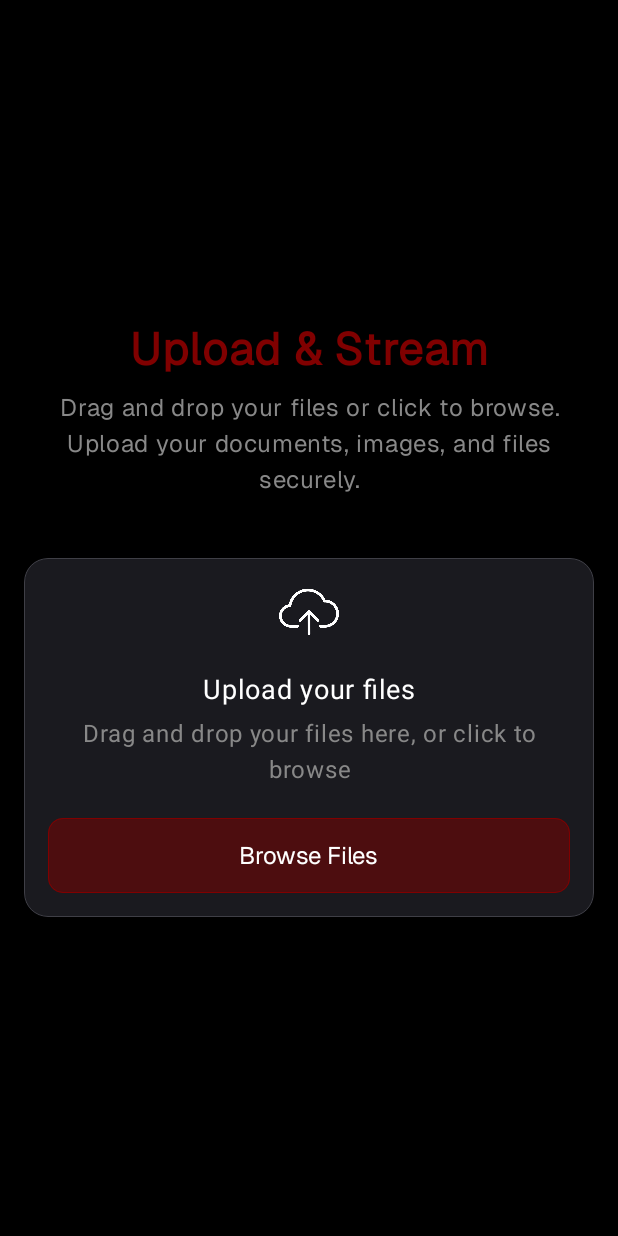
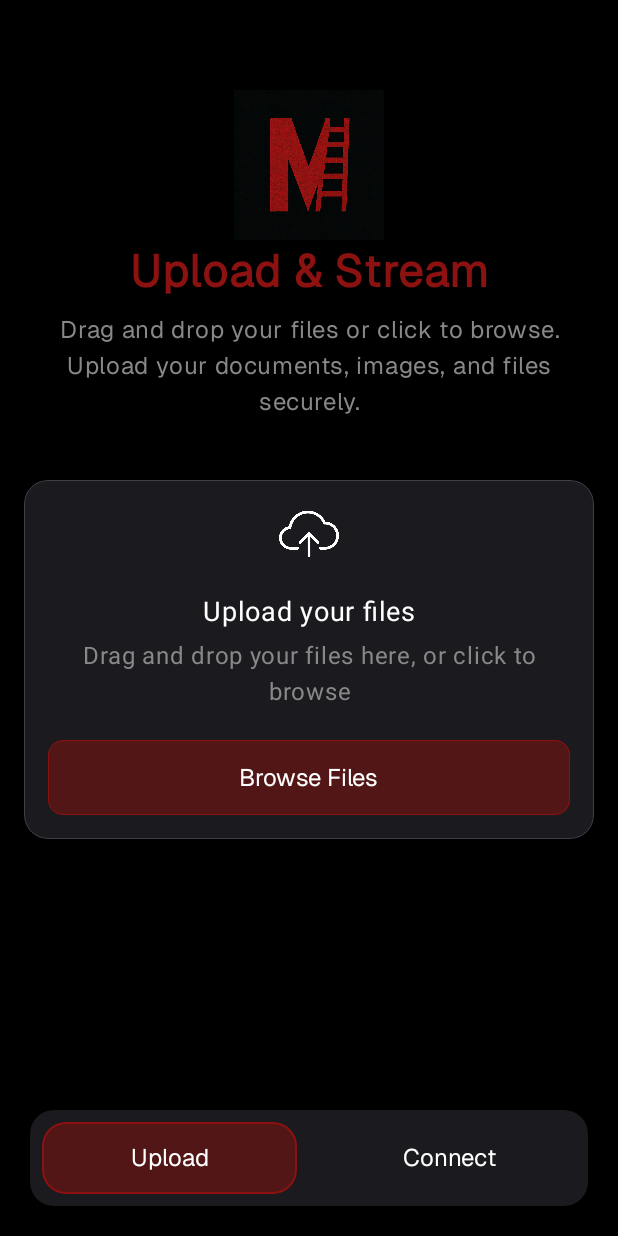
Before and after one commit to dhruv030721/sync_player, an Android app built with Jetpack Compose: the screen it shows after launch (MainActivity), on a phone screen of 412 x 824 dp. Run offline under Robolectric (Android 15) with nearby library versions, the phone set to English and light mode, and no system bars.

Commit message:
feat(ui): add MFXTabBar component and update branding assets
- Create MFXTabBar component for bottom navigation
- Add official Meetflix logo asset and update app theme color scheme
- Integrate tab bar navigation into MainActivity and HomeScreen

```diff
--- a/app/src/main/java/com/example/meetflix/MainActivity.kt
+++ b/app/src/main/java/com/example/meetflix/MainActivity.kt
@@ -4,23 +4,49 @@ import android.os.Bundle
 import androidx.activity.ComponentActivity
 import androidx.activity.compose.setContent
 import androidx.activity.enableEdgeToEdge
+import androidx.compose.foundation.background
+import androidx.compose.foundation.layout.WindowInsets
+import androidx.compose.foundation.layout.WindowInsetsSides
 import androidx.compose.foundation.layout.fillMaxSize
+import androidx.compose.foundation.layout.only
+import androidx.compose.foundation.layout.padding
+import androidx.compose.foundation.layout.safeDrawing
+import androidx.compose.foundation.layout.windowInsetsPadding
+import androidx.compose.foundation.shape.RoundedCornerShape
 import androidx.compose.material3.Scaffold
 import androidx.compose.ui.Modifier
+import androidx.compose.ui.draw.clip
 import androidx.compose.ui.graphics.Color
+import androidx.compose.ui.unit.dp
+import com.example.meetflix.ui.components.MFXTabBar
 import com.example.meetflix.ui.screens.HomeScreen
+import com.example.meetflix.ui.theme.DarkGrayColor
 import com.example.meetflix.ui.theme.meetflixTheme
-
 
 class MainActivity : ComponentActivity() {
     override fun onCreate(savedInstanceState: Bundle?) {
+
+        val tabs = listOf<String>("Upload", "Connect")
+
         super.onCreate(savedInstanceState)
         enableEdgeToEdge()
         setContent {
             meetflixTheme {
                 Scaffold(
                     modifier = Modifier.fillMaxSize(),
-                    containerColor = Color.Black
+                    containerColor = Color.Black,
+                    bottomBar = {
+                        MFXTabBar(
+                            tabs,
+                            modifier = Modifier.windowInsetsPadding(
+                                WindowInsets.safeDrawing.only(WindowInsetsSides.Bottom)
+                            ).padding(20.dp).background(
+                                color = Color.Transparent
+                            ).clip(
+                                RoundedCornerShape(16.dp)
+                            )
+                        )
+                    }
                 ) { innerPadding ->
                     HomeScreen(innerPadding)
                 }
--- /dev/null
+++ b/app/src/main/java/com/example/meetflix/ui/components/MFXTabBar.kt
@@ -0,0 +1,76 @@
+package com.example.meetflix.ui.components
+
+import androidx.compose.foundation.background
+import androidx.compose.foundation.border
+import androidx.compose.foundation.layout.Column
+import androidx.compose.foundation.layout.fillMaxSize
+import androidx.compose.foundation.layout.fillMaxWidth
+import androidx.compose.foundation.layout.padding
+import androidx.compose.foundation.shape.RoundedCornerShape
+import androidx.compose.material3.TabRow
+import androidx.compose.material3.Tab
+import androidx.compose.material3.Text
+import androidx.compose.runtime.Composable
+import androidx.compose.runtime.getValue
+import androidx.compose.runtime.mutableIntStateOf
+import androidx.compose.runtime.remember
+import androidx.compose.runtime.setValue
+import androidx.compose.ui.Modifier
+import androidx.compose.ui.draw.alpha
+import androidx.compose.ui.draw.clip
+import androidx.compose.ui.graphics.Color
+import androidx.compose.ui.unit.dp
+import androidx.compose.ui.unit.sp
+import com.example.meetflix.ui.theme.DarkGrayColor
+import com.example.meetflix.ui.theme.Geist_Font
+import com.example.meetflix.ui.theme.PrimaryBtnAlpha
+import com.example.meetflix.ui.theme.PrimaryColor
+
+@Composable
+fun MFXTabBar(
+    tabs: List<String>,
+    modifier: Modifier
+) {
+    var selectedTabIndex by remember { mutableIntStateOf(0) }
+
+    Column(
+        modifier = modifier
+    ) {
+        TabRow(
+            selectedTabIndex = selectedTabIndex,
+            modifier = Modifier.fillMaxWidth(),
+            containerColor = DarkGrayColor,
+            divider = {},
+            indicator = {}
+        ) {
+            tabs.forEachIndexed { index, title ->
+                Tab(
+                    selectedTabIndex == index,
+                    onClick = { selectedTabIndex == index },
+                    text = {
+                        Text(
+                            title,
+                            fontSize = 16.sp,
+                            fontFamily = Geist_Font,
+                            color = Color.White
+                        )
+                    },
+                    modifier = Modifier
+                        .padding(vertical = 8.dp, horizontal = 8.dp)
+                        .then(
+                            if (selectedTabIndex == index) {
+                                Modifier
+                                    .clip(
+                                        RoundedCornerShape(16.dp)
+                                    )
+                                    .background(PrimaryColor.copy(PrimaryBtnAlpha))
+                                    .border(1.dp, PrimaryColor, RoundedCornerShape(16.dp))
+                            } else {
+                                Modifier.background(Color.Transparent).clip(RoundedCornerShape(16.dp))
+                            }
+                        )
+                )
+            }
+        }
+    }
+}
--- a/app/src/main/java/com/example/meetflix/ui/screens/HomeScreen.kt
+++ b/app/src/main/java/com/example/meetflix/ui/screens/HomeScreen.kt
@@ -4,8 +4,10 @@ import androidx.activity.compose.rememberLauncherForActivityResult
 import android.net.Uri
 import android.util.Log
 import androidx.activity.result.contract.ActivityResultContracts
+import androidx.compose.foundation.Image
 import androidx.compose.foundation.background
 import androidx.compose.foundation.border
+import androidx.compose.foundation.horizontalScroll
 import androidx.compose.foundation.layout.*
 import androidx.compose.foundation.layout.Arrangement
 import androidx.compose.foundation.shape.RoundedCornerShape
@@ -31,11 +33,7 @@ import com.example.meetflix.ui.components.MFXButton
 import com.example.meetflix.ui.theme.DarkGrayColor
 import com.example.meetflix.ui.theme.Geist_Font
 import com.example.meetflix.ui.theme.PrimaryColor
-import com.example.meetflix.ui.theme.PurpleBtnBGColor
-import com.example.meetflix.ui.theme.PurpleBtnBorderColor
 import com.example.meetflix.ui.theme.Zinc700Color
-import com.arthenica.ffmpegkit.FFmpegKit
-import com.example.meetflix.ui.theme.BloodRed
 import com.example.meetflix.ui.theme.PrimaryBtnAlpha
 
 @Composable
@@ -59,7 +57,16 @@ fun HomeScreen(innerPadding: PaddingValues) {
             }
         }
     }
-
+    Column(
+        modifier = Modifier.fillMaxSize().padding(top = 60.dp),
+        horizontalAlignment = Alignment.CenterHorizontally,
+    ) {
+        Image(
+            painterResource(R.drawable.meetflix_logo),
+            "Logo",
+            modifier = Modifier.size(100.dp),
+        )
+    }
     Column(
         modifier = Modifier
             // this for safe area
--- a/app/src/main/java/com/example/meetflix/ui/theme/Color.kt
+++ b/app/src/main/java/com/example/meetflix/ui/theme/Color.kt
@@ -24,7 +24,7 @@ val BloodRed = Color(0xFF65000B)
 
 // App Colors
 val Old_PrimaryColor = Color(0xFF7C3BED)
-val PrimaryColor = Color(0xFF800000)
+val PrimaryColor = Color(0xFF8b1210)
 const val PrimaryBtnAlpha = 0.5f
 val Gray_Color = Color(0xFF2E2E38)
 val DarkGrayColor = Color(0xFF1A1A1F)
```
Also changed, not shown: app/src/main/res/drawable/meetflix_logo.png (added).
